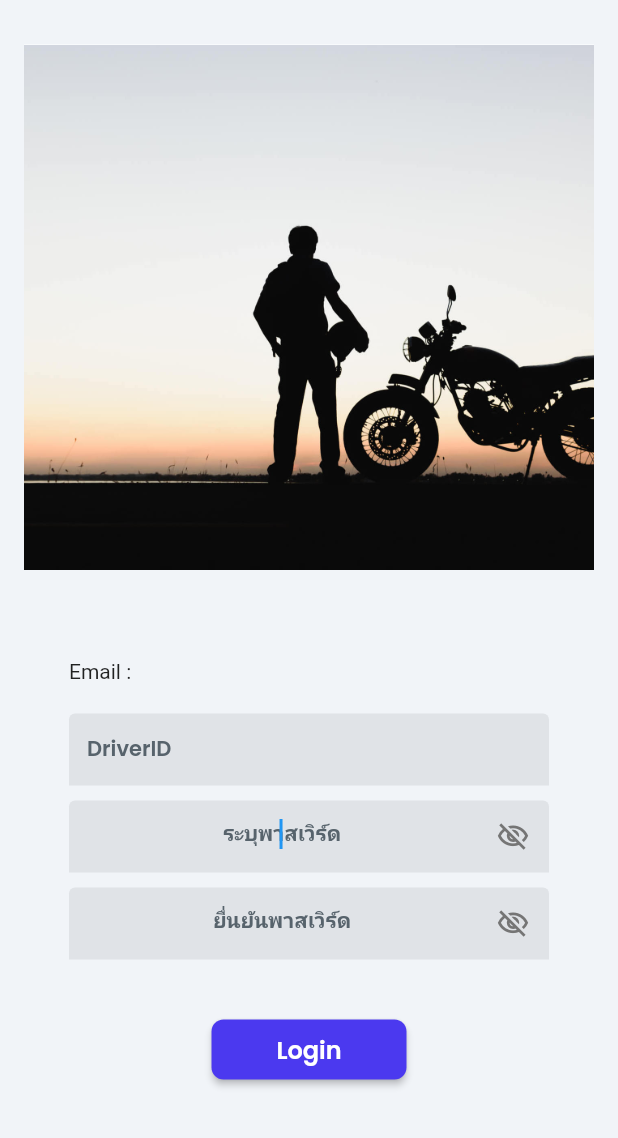
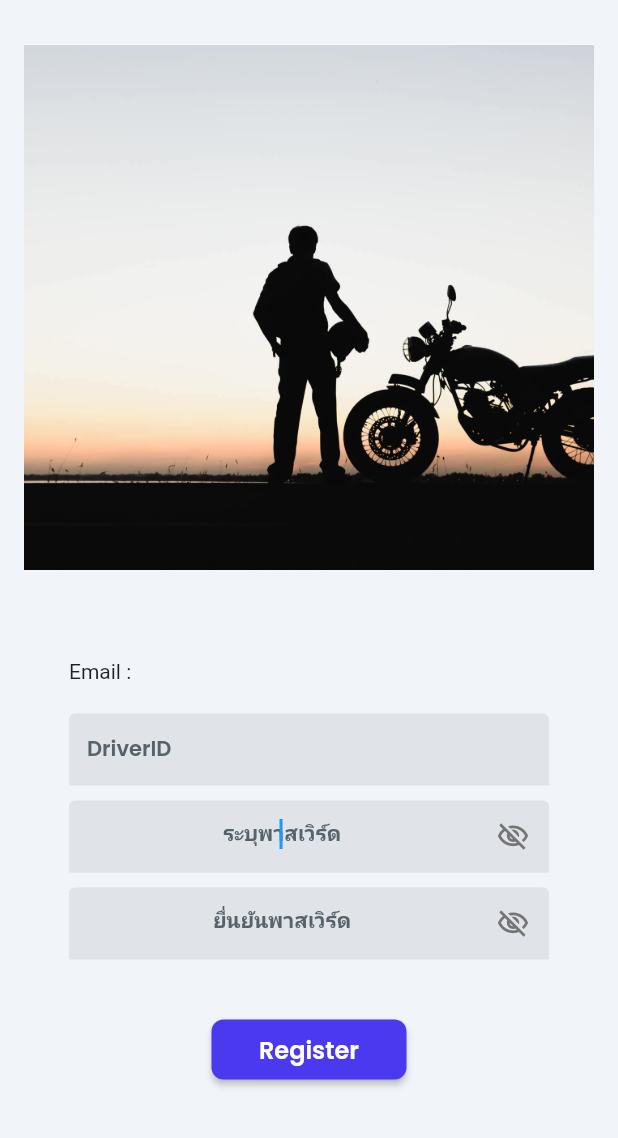
Before and after one commit to 644708020018/gps, a Flutter app: the screen it shows after launch, after a tap on "Confirm", on a phone screen of 412 x 824 dp, the part 98-1236 px from its top. Run offline on Flutter 3.47's test engine with Material 2 defaults, Android fonts, the phone set to English and light mode, and no system bars; drawn by our look-alikes of auto_size_text; our stand-ins replace firebase_auth, firebase_core, flutter_animate, font_awesome_flutter, from_css_color, google_fonts and 4 more; missing offline and left inert: json_path; accounts and stored records are empty; network calls fail.

Commit message:
update google-service and update Register to Firebase

```diff
--- a/lib/confirm/confirm_widget.dart
+++ b/lib/confirm/confirm_widget.dart
@@ -10,6 +10,7 @@ import 'package:google_fonts/google_fonts.dart';
 import 'package:provider/provider.dart';
 import 'confirm_model.dart';
 export 'confirm_model.dart';
+import 'package:firebase_core/firebase_core.dart';
 
 class ConfirmWidget extends StatefulWidget {
   String email;
@@ -22,6 +23,7 @@ class ConfirmWidget extends StatefulWidget {
 
 class _ConfirmWidgetState extends State<ConfirmWidget> {
   late ConfirmModel _model;
+  final Future<FirebaseApp> firebase = Firebase.initializeApp();
 
   final scaffoldKey = GlobalKey<ScaffoldState>();
   final _unfocusNode = FocusNode();
@@ -39,13 +41,26 @@ class _ConfirmWidgetState extends State<ConfirmWidget> {
   @override
   void dispose() {
     _model.dispose();
-
     _unfocusNode.dispose();
     super.dispose();
   }
 
   @override
   Widget build(BuildContext context) {
+    return FutureBuilder(
+      future: firebase,
+      builder: (context, snapshot) {
+        if (snapshot.hasError) {
+          return Scaffold(
+            appBar: AppBar(
+              title: Text('Error'),
+            ),
+            body: Center(
+              child: Text("${snapshot.error}"),
+            ),
+          );
+        }
+        if (snapshot.connectionState == ConnectionState.done){
           return GestureDetector(
             onTap: () => FocusScope.of(context).requestFocus(_unfocusNode),
             child: Scaffold(
@@ -108,8 +123,7 @@ class _ConfirmWidgetState extends State<ConfirmWidget> {
                                     child: Container(
                                         width: 320.0,
                                         decoration: BoxDecoration(),
-                                  child:
-                                      Text('Email : ${widget.email}')),
+                                        child: Text('Email : ${widget.email}')),
                                   ),
                                   Padding(
                                     padding: EdgeInsetsDirectional.fromSTEB(
@@ -347,16 +361,17 @@ class _ConfirmWidgetState extends State<ConfirmWidget> {
                                     child: FFButtonWidget(
                                       onPressed: () async {
                                         String username = widget.email;
-                                  String driverId = _model.textControllerDriverID.text.trim();
+                                        String driverId =
+                                        _model.textControllerDriverID.text.trim();
                                         String Password =
                                         _model.textControllerPassword.text.trim();
                                         String ConfirmPassword = _model
                                             .textControllerConfirmPassword.text
                                             .trim();
                                         if (Password == ConfirmPassword) {
-                                    print("USER : " + username);
-                                    print("Password : " + Password);
-                                    print("Confirm : " + ConfirmPassword);
+                                          // print("USER : " + username);
+                                          // print("Password : " + Password);
+                                          // print("Confirm : " + ConfirmPassword);
                                           try {
                                             await FirebaseAuth.instance
                                                 .createUserWithEmailAndPassword(
@@ -382,7 +397,7 @@ class _ConfirmWidgetState extends State<ConfirmWidget> {
                                         //   ),
                                         // );
                                       },
-                                text: 'Login',
+                                      text: 'Register',
                                       options: FFButtonOptions(
                                         width: 130.0,
                                         height: 40.0,
@@ -419,4 +434,14 @@ class _ConfirmWidgetState extends State<ConfirmWidget> {
             ),
           );
         }
+        return Scaffold(
+          body: Center(
+            child: CircularProgressIndicator(),
+          ),
+        );
+      },
+    );
+
+
   }
+}
--- a/pubspec.yaml
+++ b/pubspec.yaml
@@ -54,6 +54,7 @@ dependencies:
   # Use with the CupertinoIcons class for iOS style icons.
   cupertino_icons: ^1.0.0
   firebase_auth: ^4.4.2
+  firebase_core: ^2.10.0
 
 dev_dependencies:
 
```
Also changed, not shown: pubspec.lock, 3 other files. Lines whose indentation alone changed are shown as unchanged.
